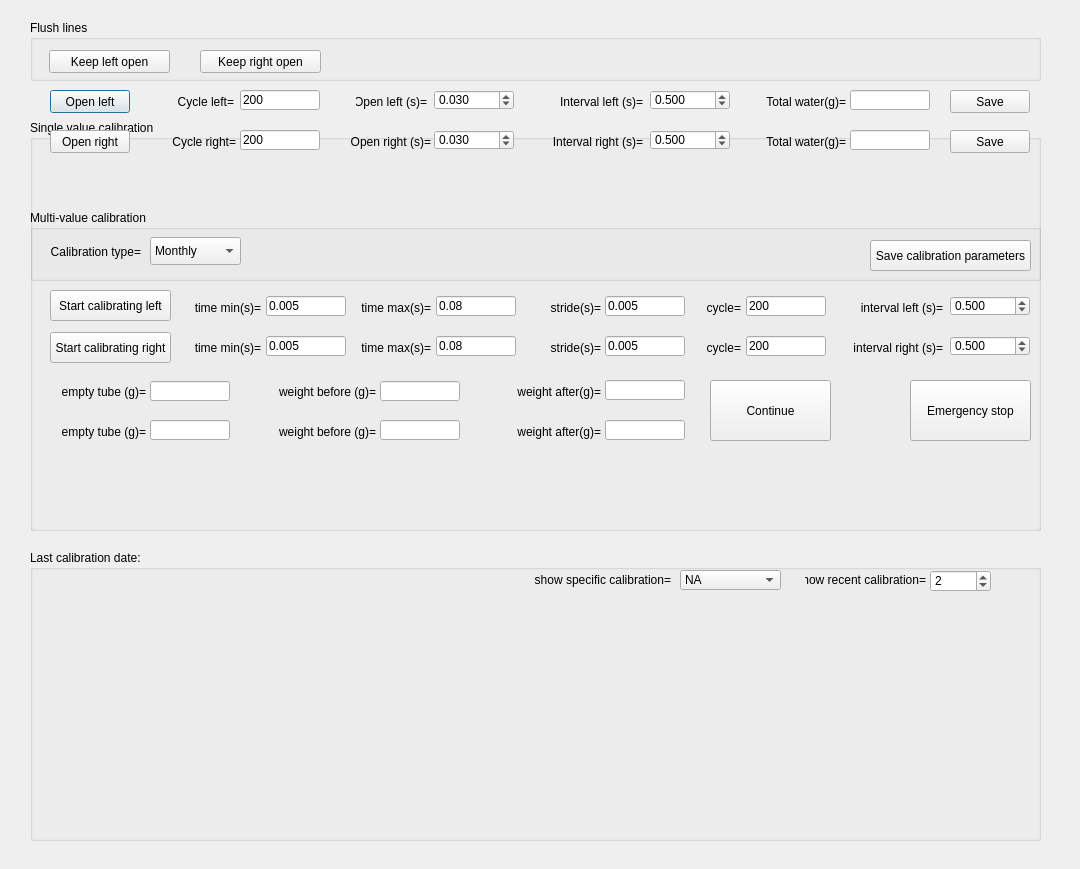
Qt form src/foraging_gui/Calibration.ui (AllenNeuralDynamics/dynamic-foraging-task) before a commit.
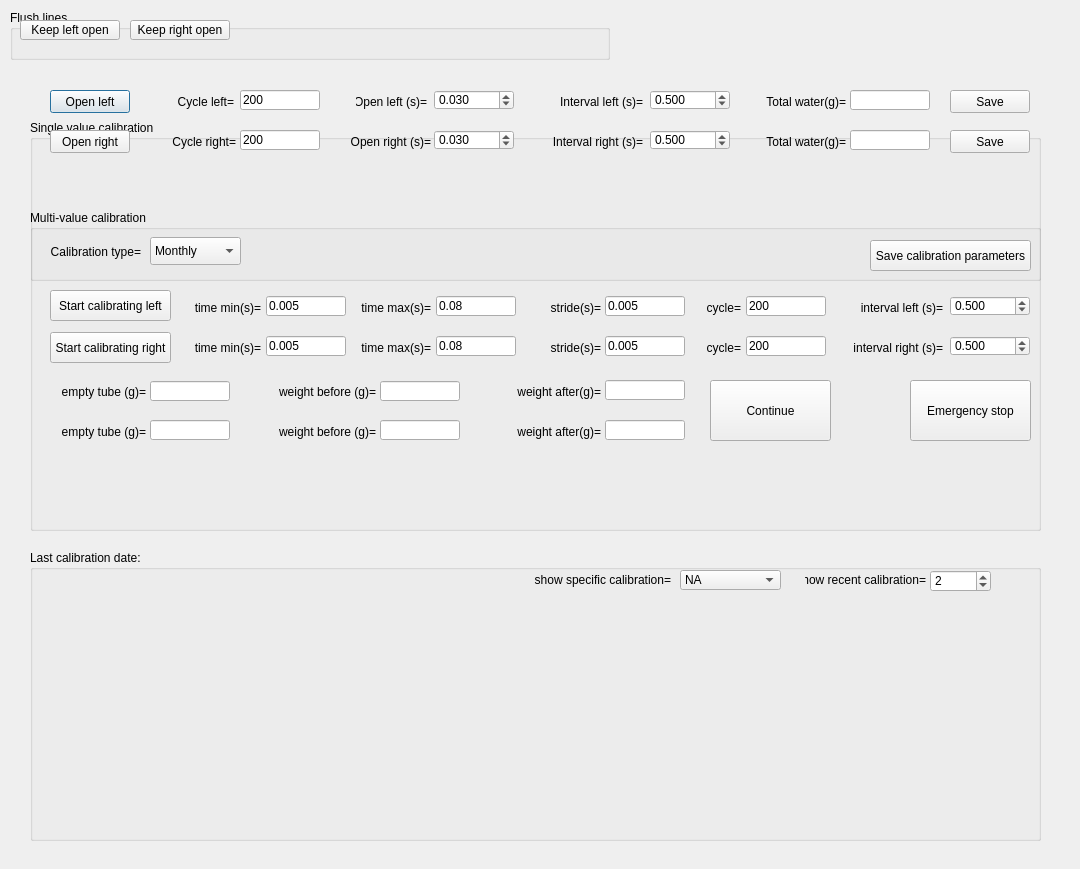
The same form after that commit.

```diff
--- a/src/foraging_gui/Calibration.ui
+++ b/src/foraging_gui/Calibration.ui
@@ -264,10 +264,10 @@
   <widget class="QPushButton" name="OpenLeftForever">
    <property name="geometry">
     <rect>
-     <x>49</x>
-     <y>50</y>
-     <width>121</width>
-     <height>23</height>
+     <x>20</x>
+     <y>20</y>
+     <width>100</width>
+     <height>20</height>
     </rect>
    </property>
    <property name="text">
@@ -280,10 +280,10 @@
   <widget class="QPushButton" name="OpenRightForever">
    <property name="geometry">
     <rect>
-     <x>200</x>
-     <y>50</y>
-     <width>121</width>
-     <height>23</height>
+     <x>130</x>
+     <y>20</y>
+     <width>100</width>
+     <height>20</height>
     </rect>
    </property>
    <property name="text">
@@ -990,10 +990,10 @@
   <widget class="QGroupBox" name="groupBox">
    <property name="geometry">
     <rect>
-     <x>30</x>
-     <y>20</y>
-     <width>1011</width>
-     <height>61</height>
+     <x>10</x>
+     <y>10</y>
+     <width>600</width>
+     <height>50</height>
     </rect>
    </property>
    <property name="title">
```
